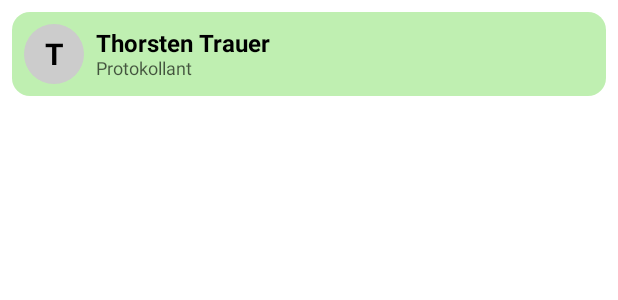
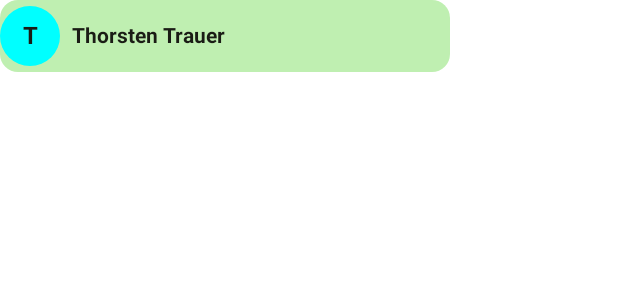
Before and after one commit to IAmMajo/Pleno, an Android app built with Jetpack Compose: the @Preview function PreviewProfileCard, on a phone screen of 412 x 824 dp. Shown: the top 300 px of the screen. Run offline under Robolectric (Android 15) with nearby library versions, the phone set to English and light mode, and no system bars.

Commit message:
#61 added variable backgroundColor added variable backgroundColorCircle fixed size and padding fixed text wrap @30471 @30542 @31699 @30226 @30110

```diff
--- a/app/src/main/java/com/example/kivopandriod/components/ProfilCardTiny.kt
+++ b/app/src/main/java/com/example/kivopandriod/components/ProfilCardTiny.kt
@@ -1,4 +1,4 @@
-package com.example.ui.components
+package com.example.kivopandriod.components
 
 import androidx.compose.foundation.background
 import androidx.compose.foundation.layout.*
@@ -14,42 +14,45 @@ import androidx.compose.ui.graphics.Color
 import androidx.compose.ui.text.font.FontWeight
 import androidx.compose.ui.unit.dp
 import androidx.compose.ui.unit.sp
-import androidx.compose.ui.text.style.TextOverflow
 import androidx.compose.ui.draw.clip
 import androidx.compose.ui.tooling.preview.Preview
+import com.example.kivopandriod.ui.theme.Tertiary_light
+import com.example.kivopandriod.ui.theme.Text_light
 
-// Farben anpassen (Beispiele)
-private val profileCardBackgroundColor = Color(0xFFBFEFB1)
-private val profilePlaceholderBackgroundColor = Color(0xFFCCCCCC)
-private val profileTextColor = Color(0xFF000000)
 
 @Composable
-fun ProfileCard(name: String, role: String?, profileImageUrl: String? = null) {
+fun ProfileCardSmall(
+    name: String,
+    role: String?,
+    profileImageUrl: String? = null,
+    backgroundColor: Color,
+    backgroundColorProfile: Color
+    ) {
     val initial = remember(name) { name.split(" ").lastOrNull()?.firstOrNull()?.toString().orEmpty() }
 
     Card(
         modifier = Modifier
             .fillMaxWidth()
-            .padding(8.dp)
+            // .padding(8.dp)
             .clip(RoundedCornerShape(8.dp)),
-        colors = CardDefaults.cardColors(containerColor = profileCardBackgroundColor)
+        colors = CardDefaults.cardColors(containerColor = backgroundColor)
     ) {
         Row(
             verticalAlignment = Alignment.CenterVertically,
-            modifier = Modifier.padding(8.dp)
+            modifier = Modifier.padding(vertical = 4.dp)
         ) {
             Box(
                 contentAlignment = Alignment.Center,
                 modifier = Modifier
                     .size(40.dp)
                     .clip(CircleShape)
-                    .background(if (profileImageUrl == null) profilePlaceholderBackgroundColor else Color.Transparent)
+                    .background(if (profileImageUrl == null) backgroundColorProfile else Color.Transparent)
             ) {
                 if (profileImageUrl == null) {
                     androidx.compose.material3.Text(
                         text = initial,
-                        color = profileTextColor,
-                        fontSize = 20.sp,
+                        color = Text_light,
+                        fontSize = 16.sp,
                         fontWeight = FontWeight.Bold
                     )
                 } else {
@@ -60,19 +63,15 @@ fun ProfileCard(name: String, role: String?, profileImageUrl: String? = null) {
             Column {
                 androidx.compose.material3.Text(
                     text = name,
-                    color = profileTextColor,
-                    fontSize = 16.sp,
-                    fontWeight = FontWeight.Bold,
-                    maxLines = 1,
-                    overflow = TextOverflow.Ellipsis
+                    color = Text_light,
+                    fontSize = 14.sp,
+                    fontWeight = FontWeight.Bold
                 )
                 role?.let {
                     androidx.compose.material3.Text(
                         text = it,
-                        color = profileTextColor.copy(alpha = 0.65f),
-                        fontSize = 12.sp,
-                        maxLines = 1,
-                        overflow = TextOverflow.Ellipsis
+                        color = Text_light.copy(alpha = 0.65f),
+                        fontSize = 12.sp
                     )
                 }
             }
@@ -83,9 +82,14 @@ fun ProfileCard(name: String, role: String?, profileImageUrl: String? = null) {
 @Preview
 @Composable
 fun PreviewProfileCard() {
-    ProfileCard(
+    Box(modifier = Modifier.width(300.dp)) {
+    ProfileCardSmall(
         name = "Thorsten Trauer",
-        role = "Protokollant",
-        profileImageUrl = null // Beispiel ohne Bild
+        role = null,
+        profileImageUrl = null, // Beispiel ohne Bild
+        backgroundColor = Tertiary_light,
+        backgroundColorProfile = Color.Cyan
+
     )
+    }
 }
```
